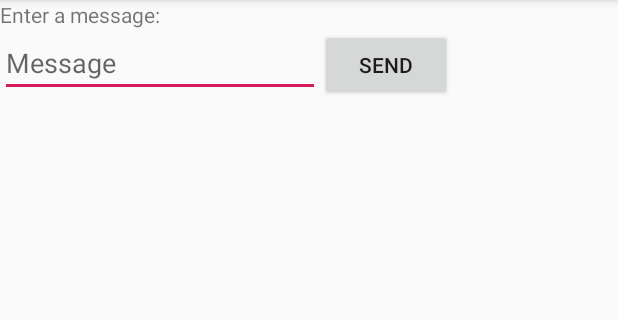
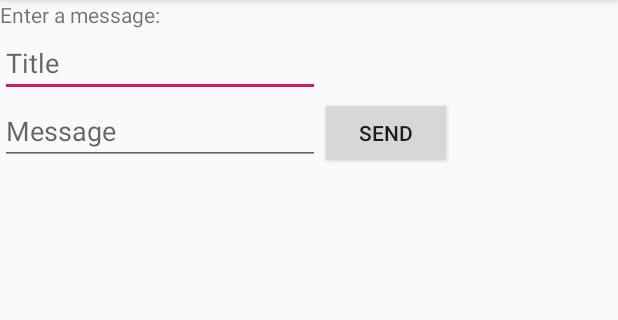
Before and after one commit to sergitrujillo/ItProjectAndroidExecises, an Android app: the SendMessageActivity screen opened directly, with no data from a screen before it, on a phone screen of 412 x 824 dp, the part 84-404 px from its top. Run offline under Robolectric (Android 15) with nearby library versions, the phone set to English and light mode, and no system bars.

Commit message:
Send message with Message Object. Use extra Serializable

```diff
--- a/app/src/main/res/layout/activity_send_message.xml
+++ b/app/src/main/res/layout/activity_send_message.xml
@@ -13,12 +13,20 @@
         android:text="@string/enter_a_message" />
 
     <EditText
+        android:id="@+id/etTitle"
+        android:layout_width="wrap_content"
+        android:layout_height="wrap_content"
+        android:ems="10"
+        android:inputType="textPersonName"
+        android:layout_below="@id/textView"
+        android:hint="@string/title"/>
+    <EditText
         android:id="@+id/etMessage"
         android:layout_width="wrap_content"
         android:layout_height="wrap_content"
         android:ems="10"
         android:inputType="textPersonName"
-        android:layout_below="@id/textView"
+        android:layout_below="@id/etTitle"
         android:hint="@string/message"/>
 
     <Button
--- a/app/src/main/res/values/strings.xml
+++ b/app/src/main/res/values/strings.xml
@@ -18,4 +18,5 @@
     <string name="send">SEND</string>
     <string name="enter_a_message">Enter a message:</string>
     <string name="send_message">SEND MESSAGE</string>
+    <string name="title">Title</string>
 </resources>
```
Also changed, not shown: app/src/main/java/cat/udl/itproject/itsampleapp/Message.java (added, +22 -0 lines), app/src/main/java/cat/udl/itproject/itsampleapp/MessageActivity.java (+6 -2 lines), app/src/main/java/cat/udl/itproject/itsampleapp/SendMessageActivity.java (+6 -2 lines).
